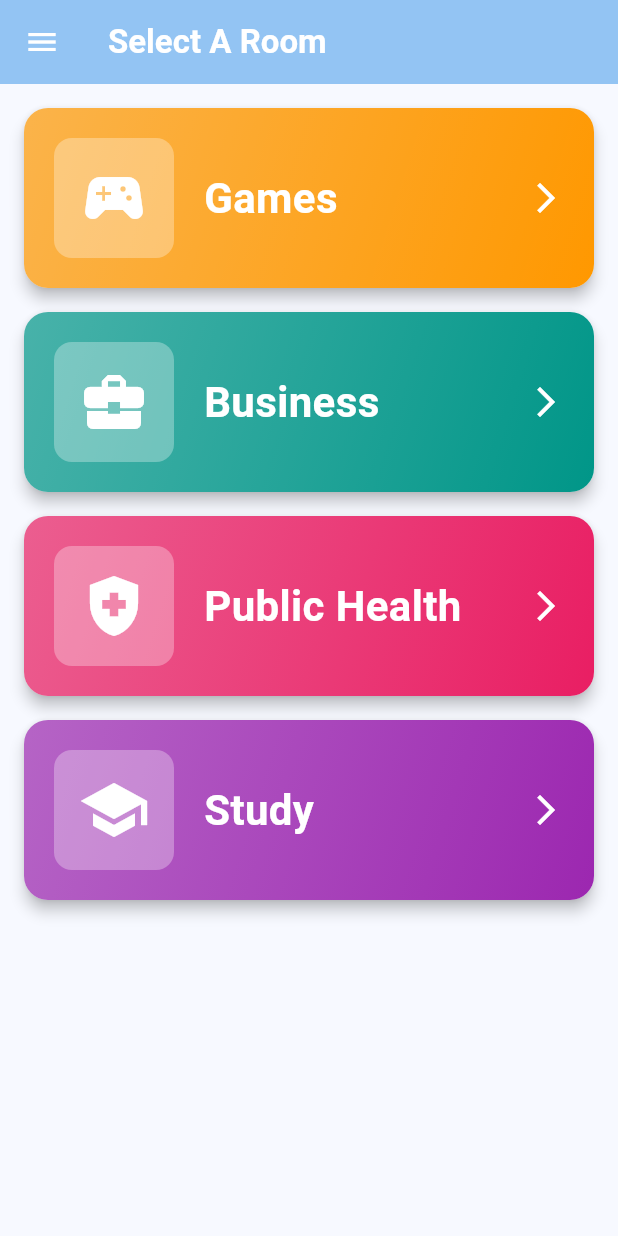
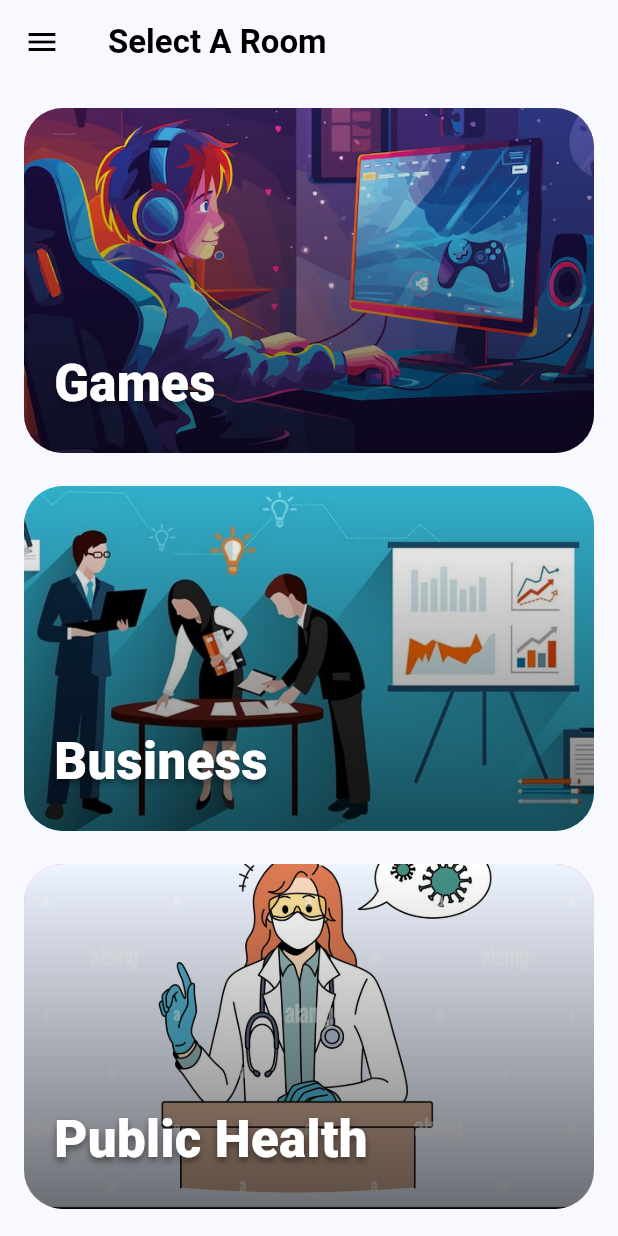
Before and after one commit to jithu2111/message_board_app, a Flutter app: the BoardsScreen screen opened by its route, on a phone screen of 412 x 824 dp. Run offline on Flutter 3.47's test engine with Material 3 defaults, Android fonts, the phone set to English and light mode, and no system bars; our stand-ins replace cloud_firestore, firebase_auth, firebase_core; accounts and stored records are empty; generated files the repository leaves out were written again.

Commit message:
Boards screen and images

```diff
--- a/lib/screens/boards_screen.dart
+++ b/lib/screens/boards_screen.dart
@@ -9,47 +9,165 @@ class BoardsScreen extends StatelessWidget {
   Widget build(BuildContext context) {
     final authService = Provider.of<AuthService>(context, listen: false);
 
-    // Hard-coded message boards as per requirements
+    // Updated data: add illustration paths + colors for section backgrounds
     final boards = [
-      {'name': 'Games', 'icon': Icons.sports_esports, 'color': Colors.orange},
-      {'name': 'Business', 'icon': Icons.business_center, 'color': Colors.teal},
-      {'name': 'Public Health', 'icon': Icons.health_and_safety, 'color': Colors.pink},
-      {'name': 'Study', 'icon': Icons.school, 'color': Colors.purple},
+      {
+        'name': 'Games',
+        'image': 'assets/images/games.png',
+        'start': const Color(0xFFFF6B6B),
+        'end': const Color(0xFFFF8E8E),
+      },
+      {
+        'name': 'Business',
+        'image': 'assets/images/business.png',
+        'start': const Color(0xFF4ECDC4),
+        'end': const Color(0xFF6EE7D4),
+      },
+      {
+        'name': 'Public Health',
+        'image': 'assets/images/health.png',
+        'start': const Color(0xFFF38BA0),
+        'end': const Color(0xFFFFB6C1),
+      },
+      {
+        'name': 'Study',
+        'image': 'assets/images/study.png',
+        'start': const Color(0xFF9B59B6),
+        'end': const Color(0xFFC39BD3),
+      },
     ];
 
     return Scaffold(
       appBar: AppBar(
         title: const Text(
           'Select A Room',
-          style: TextStyle(fontWeight: FontWeight.bold),
+          style: TextStyle(
+            fontWeight: FontWeight.bold,
+            fontSize: 22,
           ),
-        backgroundColor: Theme.of(context).colorScheme.inversePrimary,
-        elevation: 2,
         ),
-      drawer: Drawer(
+        backgroundColor: Colors.transparent,
+        elevation: 0,
+        foregroundColor: Colors.black,
+      ),
+
+      drawer: _buildDrawer(authService),
+
+      body: ListView.builder(
+        padding: const EdgeInsets.all(16),
+        itemCount: boards.length,
+        itemBuilder: (context, index) =>
+            _buildBoardBanner(context, boards[index]),
+      ),
+    );
+  }
+
+  // -------------------------------
+  // Illustration-style Banner
+  // -------------------------------
+
+  Widget _buildBoardBanner(BuildContext context, Map<String, dynamic> board) {
+    return InkWell(
+      onTap: () => Navigator.pushNamed(context, '/chat/${board['name']}'),
+      child: Container(
+        height: 230,
+        margin: const EdgeInsets.only(bottom: 22),
+        decoration: BoxDecoration(
+          borderRadius: BorderRadius.circular(26),
+          gradient: LinearGradient(
+            begin: Alignment.topCenter,
+            end: Alignment.bottomCenter,
+            colors: [
+              board['start'],
+              board['end'],
+            ],
+          ),
+        ),
+        child: ClipRRect(
+          borderRadius: BorderRadius.circular(26),
+          child: Stack(
+            children: [
+              // Illustration image (fills container)
+              Positioned.fill(
+                child: Image.asset(
+                  board['image'],
+                  fit: BoxFit.cover,
+                ),
+              ),
+
+              // Gradient overlay for text visibility
+              Positioned.fill(
+                child: Container(
+                  decoration: BoxDecoration(
+                    gradient: LinearGradient(
+                      begin: Alignment.bottomCenter,
+                      end: Alignment.topCenter,
+                      colors: [
+                        Colors.black.withValues(alpha: 0.55),
+                        Colors.transparent,
+                      ],
+                    ),
+                  ),
+                ),
+              ),
+
+              // Category title
+              Positioned(
+                left: 20,
+                bottom: 22,
+                child: Text(
+                  board['name'],
+                  style: const TextStyle(
+                    color: Colors.white,
+                    fontSize: 34,
+                    fontWeight: FontWeight.w800,
+                    shadows: [
+                      Shadow(
+                        color: Colors.black45,
+                        offset: Offset(0, 3),
+                        blurRadius: 6,
+                      ),
+                    ],
+                  ),
+                ),
+              ),
+            ],
+          ),
+        ),
+      ),
+    );
+  }
+
+  // -------------------------------
+  // Drawer (unchanged except style)
+  // -------------------------------
+  Widget _buildDrawer(AuthService authService) {
+    return Builder(
+      builder: (context) {
+        return _buildDrawerContent(context, authService);
+      },
+    );
+  }
+
+  Widget _buildDrawerContent(BuildContext context, AuthService authService) {
+    return Drawer(
       child: ListView(
         padding: EdgeInsets.zero,
         children: [
           DrawerHeader(
             decoration: const BoxDecoration(
               gradient: LinearGradient(
+                colors: [Color(0xFF88BDF2), Color(0xFF6A89A7)],
                 begin: Alignment.topLeft,
                 end: Alignment.bottomRight,
-                  colors: [
-                    Color(0xFF88BDF2),
-                    Color(0xFF6A89A7),
-                  ],
               ),
             ),
             child: Column(
               crossAxisAlignment: CrossAxisAlignment.start,
               mainAxisAlignment: MainAxisAlignment.end,
               children: [
-                  const Icon(
-                    Icons.chat_bubble_outline,
-                    size: 50,
-                    color: Colors.white,
-                  ),
+                const Icon(Icons.chat_bubble_outline,
+                    size: 50, color: Colors.white),
                 const SizedBox(height: 10),
                 const Text(
                   'Message Board',
@@ -72,10 +190,7 @@ class BoardsScreen extends StatelessWidget {
                         ),
                       );
                     }
-                      return const Text(
-                        '',
-                        style: TextStyle(color: Colors.white70, fontSize: 14),
-                      );
+                    return const SizedBox();
                   },
                 ),
               ],
@@ -106,76 +221,6 @@ class BoardsScreen extends StatelessWidget {
           ),
         ],
       ),
-      ),
-      body: ListView.builder(
-        padding: const EdgeInsets.all(16),
-        itemCount: boards.length,
-        itemBuilder: (context, index) {
-          final board = boards[index];
-          return Card(
-            elevation: 4,
-            margin: const EdgeInsets.only(bottom: 16),
-            shape: RoundedRectangleBorder(
-              borderRadius: BorderRadius.circular(16),
-            ),
-            child: InkWell(
-              onTap: () {
-                Navigator.pushNamed(context, '/chat/${board['name']}');
-              },
-              borderRadius: BorderRadius.circular(16),
-              child: Container(
-                height: 120,
-                decoration: BoxDecoration(
-                  borderRadius: BorderRadius.circular(16),
-                  gradient: LinearGradient(
-                    begin: Alignment.topLeft,
-                    end: Alignment.bottomRight,
-                    colors: [
-                      (board['color'] as Color).withOpacity(0.7),
-                      (board['color'] as Color),
-                    ],
-                  ),
-                ),
-                child: Padding(
-                  padding: const EdgeInsets.all(20),
-                  child: Row(
-                    children: [
-                      Container(
-                        padding: const EdgeInsets.all(16),
-                        decoration: BoxDecoration(
-                          color: Colors.white.withOpacity(0.3),
-                          borderRadius: BorderRadius.circular(12),
-                        ),
-                        child: Icon(
-                          board['icon'] as IconData,
-                          size: 48,
-                          color: Colors.white,
-                        ),
-                      ),
-                      const SizedBox(width: 20),
-                      Expanded(
-                        child: Text(
-                          board['name'] as String,
-                          style: const TextStyle(
-                            fontSize: 28,
-                            fontWeight: FontWeight.bold,
-                            color: Colors.white,
-                          ),
-                        ),
-                      ),
-                      const Icon(
-                        Icons.arrow_forward_ios,
-                        color: Colors.white,
-                        size: 24,
-                      ),
-                    ],
-                  ),
-                ),
-              ),
-            ),
-          );
-        },
-      ),
     );
   }
 }
```
Also changed, not shown: pubspec.yaml (+5 -3 lines), assets/images/business.png (added), assets/images/games.png (added), assets/images/health.png (added), assets/images/study.png (added). Lines whose indentation alone changed are shown as unchanged.
